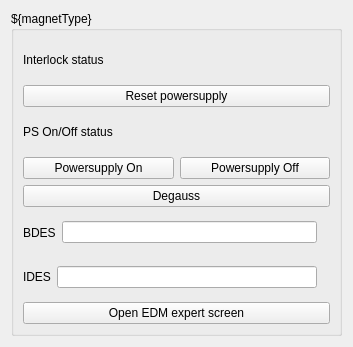
This is lcls_tools/pydm_tools/magnet_template.ui in abbyyz/lcls-tools as Qt 5 draws it before an edit. The edited form follows.
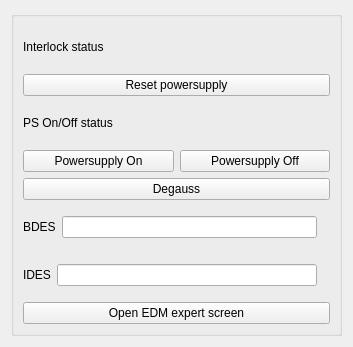
This is the edited form. Custom widgets are drawn as their Qt base class.

Commit message: implemented magnet display, ui file not currently installing

```diff
--- a/lcls_tools/pydm_tools/magnet_template.ui
+++ b/lcls_tools/pydm_tools/magnet_template.ui
@@ -20,7 +20,7 @@
       <string>${magnetType}</string>
      </property>
      <property name="title">
-      <string>${magnetType}</string>
+      <string/>
      </property>
      <layout class="QGridLayout" name="gridLayout_2">
       <item row="0" column="0">
```
Left out of the diff: 2 changed lines with no effect on the pictures. The commit also changes 4 other files.
